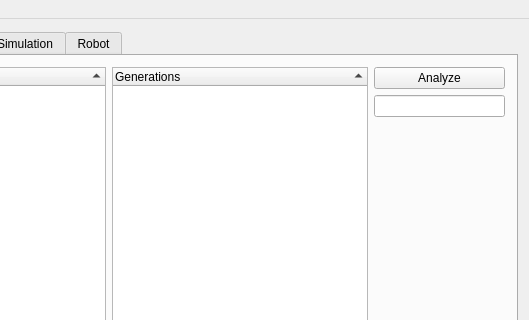
Before: the Qt Designer form mainwindow.ui in eagle2com/robogen-gui, drawn with Qt 5; both pictures show x 436 to 965 and y 0 to 320 of the 965 by 584 pixel window.
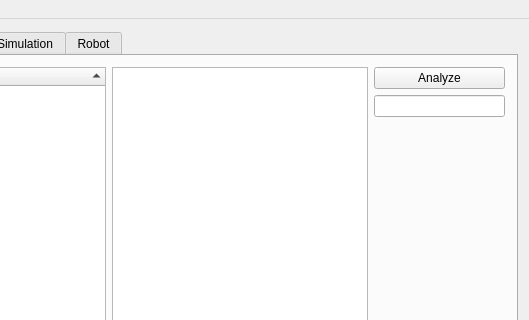
After: the same form once the commit is applied. Icons and pictures are not drawn.

```diff
--- a/mainwindow.ui
+++ b/mainwindow.ui
@@ -169,21 +169,6 @@
         <string>Overview</string>
        </attribute>
        <layout class="QGridLayout" name="gridLayout_2">
-        <item row="1" column="3">
-         <widget class="QTreeWidget" name="tree_generations">
-          <property name="alternatingRowColors">
-           <bool>true</bool>
-          </property>
-          <property name="sortingEnabled">
-           <bool>true</bool>
-          </property>
-          <column>
-           <property name="text">
-            <string>Generations</string>
-           </property>
-          </column>
-         </widget>
-        </item>
         <item row="1" column="2">
          <widget class="QTreeWidget" name="tree_runs">
           <property name="alternatingRowColors">
@@ -229,6 +214,13 @@
           </item>
          </layout>
         </item>
+        <item row="1" column="3">
+         <widget class="QListWidget" name="list_generations">
+          <property name="alternatingRowColors">
+           <bool>true</bool>
+          </property>
+         </widget>
+        </item>
        </layout>
       </widget>
       <widget class="QWidget" name="tab_evolution">
```
